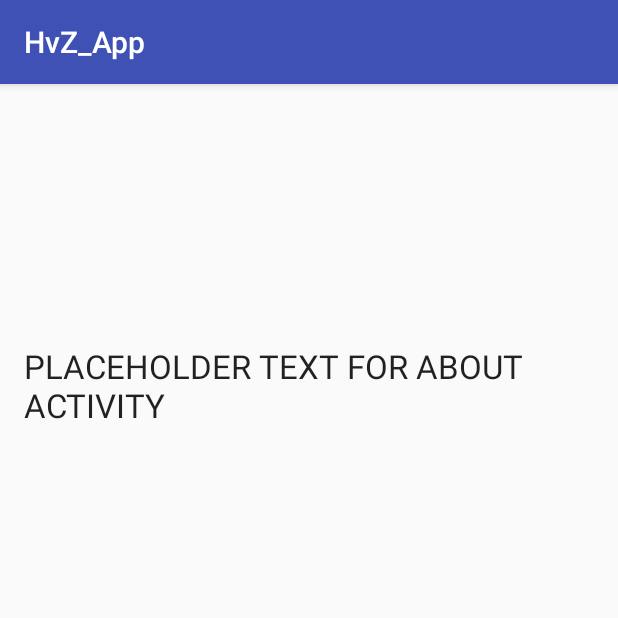
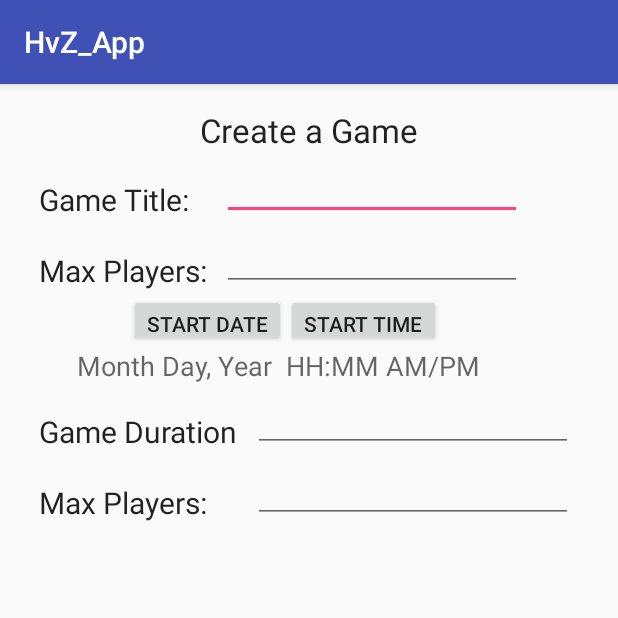
Before and after one commit to Micasou/ATandTHackathonSeattleMarch18th, an Android app: the CreateGameActivity screen opened directly, with no data from a screen before it, on a phone screen of 412 x 824 dp, the top half of it. Run offline under Robolectric (Android 15) with nearby library versions, the phone set to English and light mode, and no system bars.

Commit message:
Added CreateGameActivity.

```diff
--- a/app/src/main/java/edu/washington/chau93/hvz_app/MenuActivity.java
+++ b/app/src/main/java/edu/washington/chau93/hvz_app/activities/AboutActivity.java
@@ -1,14 +1,15 @@
-package edu.washington.chau93.hvz_app;
+package edu.washington.chau93.hvz_app.activities;
 
 import android.support.v7.app.AppCompatActivity;
 import android.os.Bundle;
 
-public class MenuActivity extends AppCompatActivity {
+import edu.washington.chau93.hvz_app.R;
+
+public class AboutActivity extends AppCompatActivity {
 
     @Override
     protected void onCreate(Bundle savedInstanceState) {
         super.onCreate(savedInstanceState);
-        setContentView(R.layout.activity_menu);
-
+        setContentView(R.layout.activity_about);
     }
 }
--- a/app/src/main/java/edu/washington/chau93/hvz_app/models/AboutActivity.java
+++ b/app/src/main/java/edu/washington/chau93/hvz_app/activities/CreateGameActivity.java
@@ -1,15 +1,15 @@
-package edu.washington.chau93.hvz_app.models;
+package edu.washington.chau93.hvz_app.activities;
 
 import android.support.v7.app.AppCompatActivity;
 import android.os.Bundle;
 
 import edu.washington.chau93.hvz_app.R;
 
-public class AboutActivity extends AppCompatActivity {
+public class CreateGameActivity extends AppCompatActivity {
 
     @Override
     protected void onCreate(Bundle savedInstanceState) {
         super.onCreate(savedInstanceState);
-        setContentView(R.layout.activity_about);
+        setContentView(R.layout.activity_create_game);
     }
 }
--- a/app/src/main/java/edu/washington/chau93/hvz_app/GameDetailsActivity.java
+++ b/app/src/main/java/edu/washington/chau93/hvz_app/activities/GameDetailsActivity.java
@@ -1,9 +1,11 @@
-package edu.washington.chau93.hvz_app;
+package edu.washington.chau93.hvz_app.activities;
 import android.os.Bundle;
 import android.support.v7.app.AppCompatActivity;
 import android.view.View;
 import android.widget.Button;
 import android.widget.TextView;
+
+import edu.washington.chau93.hvz_app.R;
 
 /**
  * Created by Henry on 3/18/2016.
--- a/app/src/main/java/edu/washington/chau93/hvz_app/LoginActivity.java
+++ b/app/src/main/java/edu/washington/chau93/hvz_app/activities/LoginActivity.java
@@ -1,13 +1,14 @@
-package edu.washington.chau93.hvz_app;
+package edu.washington.chau93.hvz_app.activities;
 
 import android.content.Intent;
 import android.support.v7.app.AppCompatActivity;
 import android.os.Bundle;
 import android.view.View;
 import android.widget.Button;
-import android.widget.EditText;
 import android.widget.TextView;
 import android.widget.Toast;
+
+import edu.washington.chau93.hvz_app.R;
 
 public class LoginActivity extends AppCompatActivity {
 
--- a/app/src/main/java/edu/washington/chau93/hvz_app/models/RulesActivity.java
+++ b/app/src/main/java/edu/washington/chau93/hvz_app/activities/MenuActivity.java
@@ -1,15 +1,16 @@
-package edu.washington.chau93.hvz_app.models;
+package edu.washington.chau93.hvz_app.activities;
 
 import android.support.v7.app.AppCompatActivity;
 import android.os.Bundle;
 
 import edu.washington.chau93.hvz_app.R;
 
-public class RulesActivity extends AppCompatActivity {
+public class MenuActivity extends AppCompatActivity {
 
     @Override
     protected void onCreate(Bundle savedInstanceState) {
         super.onCreate(savedInstanceState);
-        setContentView(R.layout.activity_rules);
+        setContentView(R.layout.activity_menu);
+
     }
 }
--- a/app/src/main/java/edu/washington/chau93/hvz_app/RegisterActivity.java
+++ b/app/src/main/java/edu/washington/chau93/hvz_app/activities/RegisterActivity.java
@@ -1,10 +1,12 @@
-package edu.washington.chau93.hvz_app;
+package edu.washington.chau93.hvz_app.activities;
 
 import android.support.v7.app.AppCompatActivity;
 import android.os.Bundle;
 import android.view.View;
 import android.widget.Button;
 import android.widget.Toast;
+
+import edu.washington.chau93.hvz_app.R;
 
 public class RegisterActivity extends AppCompatActivity {
 
--- /dev/null
+++ b/app/src/main/java/edu/washington/chau93/hvz_app/activities/RulesActivity.java
@@ -0,0 +1,15 @@
+package edu.washington.chau93.hvz_app.activities;
+
+import android.support.v7.app.AppCompatActivity;
+import android.os.Bundle;
+
+import edu.washington.chau93.hvz_app.R;
+
+public class RulesActivity extends AppCompatActivity {
+
+    @Override
+    protected void onCreate(Bundle savedInstanceState) {
+        super.onCreate(savedInstanceState);
+        setContentView(R.layout.activity_rules);
+    }
+}
--- a/app/src/main/res/layout/activity_about.xml
+++ b/app/src/main/res/layout/activity_about.xml
@@ -7,7 +7,7 @@
     android:paddingLeft="@dimen/activity_horizontal_margin"
     android:paddingRight="@dimen/activity_horizontal_margin"
     android:paddingTop="@dimen/activity_vertical_margin"
-    tools:context="edu.washington.chau93.hvz_app.models.AboutActivity">
+    tools:context=".activities.AboutActivity">
 
     <TextView
         android:layout_width="wrap_content"
--- /dev/null
+++ b/app/src/main/res/layout/activity_create_game.xml
@@ -0,0 +1,171 @@
+<?xml version="1.0" encoding="utf-8"?>
+<RelativeLayout xmlns:android="http://schemas.android.com/apk/res/android"
+    xmlns:tools="http://schemas.android.com/tools"
+    android:layout_width="match_parent"
+    android:layout_height="match_parent"
+    android:paddingBottom="@dimen/activity_vertical_margin"
+    android:paddingLeft="@dimen/activity_horizontal_margin"
+    android:paddingRight="@dimen/activity_horizontal_margin"
+    android:paddingTop="@dimen/activity_vertical_margin"
+    tools:context=".activities.CreateGameActivity">
+
+    <TextView
+        android:layout_width="wrap_content"
+        android:layout_height="wrap_content"
+        android:textAppearance="?android:attr/textAppearanceLarge"
+        android:text="Create a Game"
+        android:id="@+id/create_title_text"
+        android:layout_alignParentTop="true"
+        android:layout_centerHorizontal="true" />
+
+    <TableLayout
+        android:layout_width="wrap_content"
+        android:layout_height="wrap_content"
+        android:layout_below="@+id/create_title_text"
+        android:layout_alignParentStart="true"
+        android:id="@+id/tableLayout">
+
+        <TableRow
+            android:layout_width="match_parent"
+            android:stretchColumns="0,1"
+            android:layout_height="match_parent" >
+
+            <TextView
+                android:layout_width="wrap_content"
+                android:layout_height="wrap_content"
+                android:textAppearance="?android:attr/textAppearanceLarge"
+                android:text="Game Title:"
+                android:id="@+id/game_title_text"
+                android:layout_column="0"
+                android:layout_margin="10dp"
+                android:layout_weight="1"
+                android:textSize="20dp" />
+
+            <EditText
+                android:layout_width="200dp"
+                android:layout_height="wrap_content"
+                android:id="@+id/game_title_textfield"
+                android:layout_column="1" />
+
+        </TableRow>
+
+        <TableRow
+            android:layout_width="match_parent"
+            android:layout_height="match_parent" >
+
+            <TextView
+                android:layout_width="wrap_content"
+                android:layout_height="wrap_content"
+                android:textAppearance="?android:attr/textAppearanceLarge"
+                android:text="Max Players:"
+                android:id="@+id/max_players_text"
+                android:layout_column="0"
+                android:layout_margin="10dp"
+                android:layout_weight="1"
+                android:textSize="20dp" />
+
+            <EditText
+                android:layout_width="200dp"
+                android:layout_height="wrap_content"
+                android:id="@+id/max_players_textfield"
+                android:layout_column="1" />
+
+        </TableRow>
+
+    </TableLayout>
+
+    <Button
+        style="?android:attr/buttonStyleSmall"
+        android:layout_width="wrap_content"
+        android:layout_height="35dp"
+        android:text="START DATE"
+        android:id="@+id/start_date_button"
+        android:layout_below="@+id/tableLayout"
+        android:layout_alignEnd="@+id/start_date_text" />
+
+    <TextView
+        android:layout_width="wrap_content"
+        android:layout_height="wrap_content"
+        android:textAppearance="?android:attr/textAppearanceMedium"
+        android:text="Month Day, Year  "
+        android:id="@+id/start_date_text"
+        android:layout_below="@+id/start_date_button"
+        android:layout_toStartOf="@+id/start_time_button" />
+
+    <Button
+        style="?android:attr/buttonStyleSmall"
+        android:layout_width="wrap_content"
+        android:layout_height="35dp"
+        android:text="START TIME"
+        android:id="@+id/start_time_button"
+        android:layout_alignEnd="@+id/tableLayout"
+        android:layout_marginEnd="54dp"
+        android:layout_alignTop="@+id/start_date_button"
+        android:layout_centerHorizontal="true" />
+
+    <TextView
+        android:layout_width="wrap_content"
+        android:layout_height="wrap_content"
+        android:textAppearance="?android:attr/textAppearanceMedium"
+        android:text="HH:MM AM/PM"
+        android:id="@+id/start_time_text"
+        android:layout_alignTop="@+id/start_date_text"
+        android:layout_alignStart="@+id/start_time_button" />
+
+    <TableLayout
+        android:layout_width="wrap_content"
+        android:layout_height="wrap_content"
+        android:id="@+id/tableLayout2"
+        android:layout_below="@+id/start_date_text"
+        android:layout_alignParentStart="true">
+
+        <TableRow
+            android:layout_width="match_parent"
+            android:stretchColumns="0,1"
+            android:layout_height="match_parent" >
+
+            <TextView
+                android:layout_width="wrap_content"
+                android:layout_height="wrap_content"
+                android:textAppearance="?android:attr/textAppearanceLarge"
+                android:text="Game Duration"
+                android:id="@+id/textView4"
+                android:layout_column="0"
+                android:layout_margin="10dp"
+                android:layout_weight="1"
+                android:textSize="20dp" />
+
+            <EditText
+                android:layout_width="wrap_content"
+                android:layout_height="wrap_content"
+                android:inputType="number"
+                android:ems="10"
+                android:id="@+id/editText2"
+                android:layout_column="1" />
+
+        </TableRow>
+
+        <TableRow
+            android:layout_width="match_parent"
+            android:layout_height="match_parent" >
+
+            <TextView
+                android:layout_width="wrap_content"
+                android:layout_height="wrap_content"
+                android:textAppearance="?android:attr/textAppearanceLarge"
+                android:text="Max Players:"
+                android:id="@+id/textView5"
+                android:layout_column="0"
+                android:layout_margin="10dp"
+                android:layout_weight="1"
+                android:textSize="20dp" />
+
+            <EditText
+                android:layout_width="200dp"
+                android:layout_height="wrap_content"
+                android:id="@+id/editText3"
+                android:layout_column="1" />
+        </TableRow>
+    </TableLayout>
+
+</RelativeLayout>
--- a/app/src/main/res/layout/activity_login.xml
+++ b/app/src/main/res/layout/activity_login.xml
@@ -4,7 +4,7 @@
     android:layout_width="fill_parent"
     android:layout_height="fill_parent"
     android:id="@+id/scrollView"
-    tools:context="edu.washington.chau93.hvz_app.RegisterActivity">
+    tools:context=".activities.RegisterActivity">
 
     <LinearLayout
         android:layout_width="match_parent"
--- a/app/src/main/res/layout/activity_register.xml
+++ b/app/src/main/res/layout/activity_register.xml
@@ -4,7 +4,7 @@
     android:layout_width="fill_parent"
     android:layout_height="fill_parent"
     android:id="@+id/scrollView"
-    tools:context="edu.washington.chau93.hvz_app.RegisterActivity">
+    tools:context=".activities.RegisterActivity">
 
     <LinearLayout
         android:layout_width="match_parent"
--- a/app/src/main/res/layout/activity_rules.xml
+++ b/app/src/main/res/layout/activity_rules.xml
@@ -7,7 +7,7 @@
     android:paddingLeft="@dimen/activity_horizontal_margin"
     android:paddingRight="@dimen/activity_horizontal_margin"
     android:paddingTop="@dimen/activity_vertical_margin"
-    tools:context="edu.washington.chau93.hvz_app.models.RulesActivity">
+    tools:context=".activities.RulesActivity">
 
     <TextView
         android:layout_width="wrap_content"
--- a/app/src/main/res/menu/menu_main.xml
+++ b/app/src/main/res/menu/menu_main.xml
@@ -1,7 +1,7 @@
 <menu xmlns:android="http://schemas.android.com/apk/res/android"
     xmlns:app="http://schemas.android.com/apk/res-auto"
     xmlns:tools="http://schemas.android.com/tools"
-    tools:context="edu.washington.chau93.hvz_app.MainActivity">
+    tools:context=".activities.MainActivity">
     <item
         android:id="@+id/action_settings"
         android:orderInCategory="100"
```
Also changed, not shown: app/src/main/AndroidManifest.xml (+10 -10 lines), app/src/main/java/edu/washington/chau93/hvz_app/activities/MainActivity.java (renamed from app/src/main/java/edu/washington/chau93/hvz_app/MainActivity.java, +2 -5 lines), app/src/main/java/edu/washington/chau93/hvz_app/models/FirebaseAuthCheck.java (+2 -5 lines).
